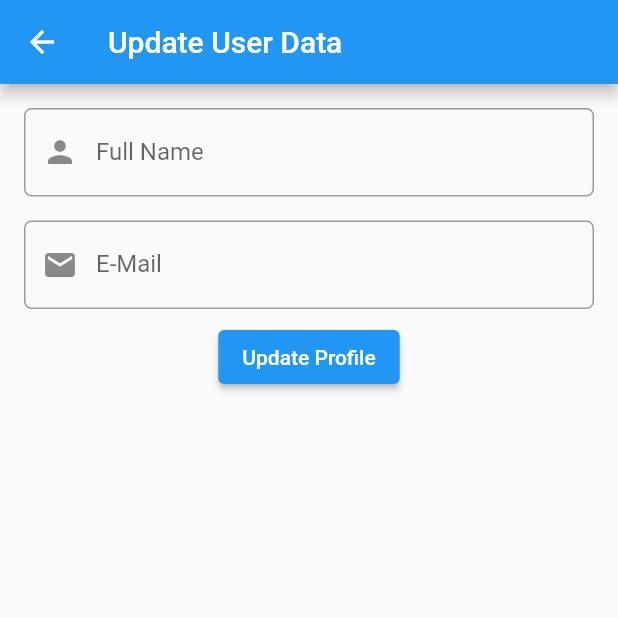
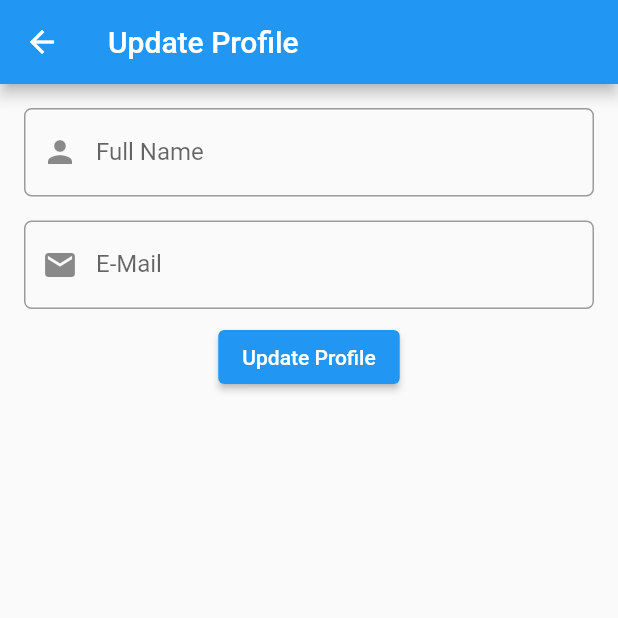
Before and after one commit to jaiswal4sudeep/Firebase-CRUD, a Flutter app: the UpdateData screen opened directly with empty values, on a phone screen of 412 x 824 dp, the top half of it. Run offline on Flutter 3.47's test engine with Material 2 defaults, Android fonts, the phone set to English and light mode, and no system bars; our stand-ins replace cloud_firestore, firebase_core, flutter_slidable, fluttertoast; accounts and stored records are empty.

Commit message:
exception fixed

```diff
--- a/lib/pages/dashboard.dart
+++ b/lib/pages/dashboard.dart
@@ -31,18 +31,18 @@ class _DashboardState extends State<Dashboard> {
         child: StreamBuilder<QuerySnapshot>(
           stream: FirebaseFirestore.instance.collection("users").snapshots(),
           builder: (builder, dataFetched) {
-            final data = dataFetched.data!.docs;
+            final gotData = dataFetched.data?.docs;
             if (dataFetched.connectionState == ConnectionState.waiting) {
               return const Center(
                 child: CircularProgressIndicator(),
               );
-            } else if (data.isEmpty) {
+            } else if (gotData!.isEmpty) {
               return const Center(
-                child: Text("No Data"),
+                child: Text("No Data Available!"),
               );
             } else {
               return ListView.builder(
-                itemCount: data.length,
+                itemCount: gotData.length,
                 itemBuilder: (context, index) {
                   return Slidable(
                     startActionPane: ActionPane(
@@ -50,9 +50,9 @@ class _DashboardState extends State<Dashboard> {
                       children: <Widget>[
                         SlidableAction(
                           onPressed: (a) {
-                            String name = data[index]["name"];
-                            String email = data[index]["email"];
-                            String dataIndex = data[index].id;
+                            String name = gotData[index]["name"];
+                            String email = gotData[index]["email"];
+                            String dataIndex = gotData[index].id;
                             Navigator.of(context).push(
                               MaterialPageRoute(
                                 builder: (context) => UpdateData(
@@ -75,7 +75,7 @@ class _DashboardState extends State<Dashboard> {
                       children: [
                         SlidableAction(
                           onPressed: (a) {
-                            daleteData('users', data[index].id);
+                            daleteData('users', gotData[index].id);
                           },
                           backgroundColor: Colors.redAccent,
                           foregroundColor: Colors.white,
@@ -87,10 +87,10 @@ class _DashboardState extends State<Dashboard> {
                     child: Card(
                       child: ListTile(
                         leading: CircleAvatar(
-                          child: Text(data[index]["avatar"] ?? "UserName"),
+                          child: Text(gotData[index]["avatar"] ?? ""),
                         ),
-                        title: Text(data[index]["name"] ?? "User E-Mail"),
-                        subtitle: Text(data[index]["email"] ?? ""),
+                        title: Text(gotData[index]["name"] ?? "NanN"),
+                        subtitle: Text(gotData[index]["email"] ?? "NaN"),
                       ),
                     ),
                   );
@@ -116,6 +116,6 @@ class _DashboardState extends State<Dashboard> {
 
 void daleteData(String users, String id) async {
   FirebaseFirestore.instance.collection(users).doc(id).delete().then(
-        (value) => Fluttertoast.showToast(msg: "Data Deleted"),
+        (value) => Fluttertoast.showToast(msg: "Profile Deleted"),
       );
 }
--- a/lib/pages/update_data_page.dart
+++ b/lib/pages/update_data_page.dart
@@ -1,3 +1,5 @@
+// ignore_for_file: prefer_typing_uninitialized_variables
+
 import 'package:cloud_firestore/cloud_firestore.dart';
 import 'package:flutter/material.dart';
 import 'package:fluttertoast/fluttertoast.dart';
@@ -20,7 +22,7 @@ class UpdateData extends StatelessWidget {
     _email.text = previousEmail;
     return Scaffold(
       appBar: AppBar(
-        title: const Text('Update User Data'),
+        title: const Text('Update Profile'),
         leading: IconButton(
           icon: const Icon(Icons.arrow_back),
           onPressed: () {
@@ -109,7 +111,7 @@ class UpdateData extends StatelessWidget {
                             )
                             .then(
                               (value) =>
-                                  Fluttertoast.showToast(msg: "Data Updated")
+                                  Fluttertoast.showToast(msg: "Profile Updated")
                                       .then(
                                 (value) => Navigator.of(context).pop(),
                               ),
@@ -132,7 +134,3 @@ class UpdateData extends StatelessWidget {
     );
   }
 }
-
-// void updateFields() async{
-//   await FirebaseFirestore.instance.collection("users").doc(docName).update({'name' : })
-// }
```
